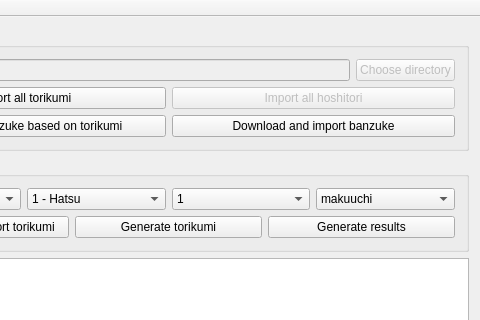
akdtg/ozumo, file mainwindow.ui: the form before one commit; both pictures show x 143 to 623 and y 0 to 320 of the 623 by 615 pixel window.
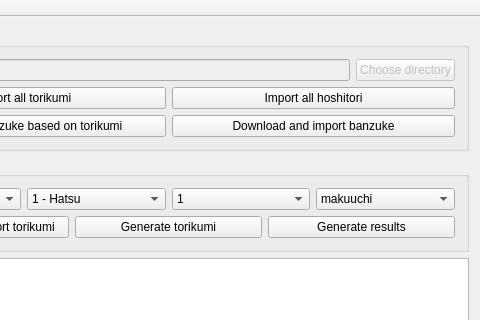
The form after the commit.

Commit message: draft of hoshitori import

The edit to the form file:
```diff
--- a/mainwindow.ui
+++ b/mainwindow.ui
@@ -57,7 +57,7 @@
          <item>
           <widget class="QPushButton" name="pushButton_Hoshitori">
            <property name="enabled">
-            <bool>false</bool>
+            <bool>true</bool>
            </property>
            <property name="text">
             <string>Import all hoshitori</string>
```
The commit also changes 2 other files.
